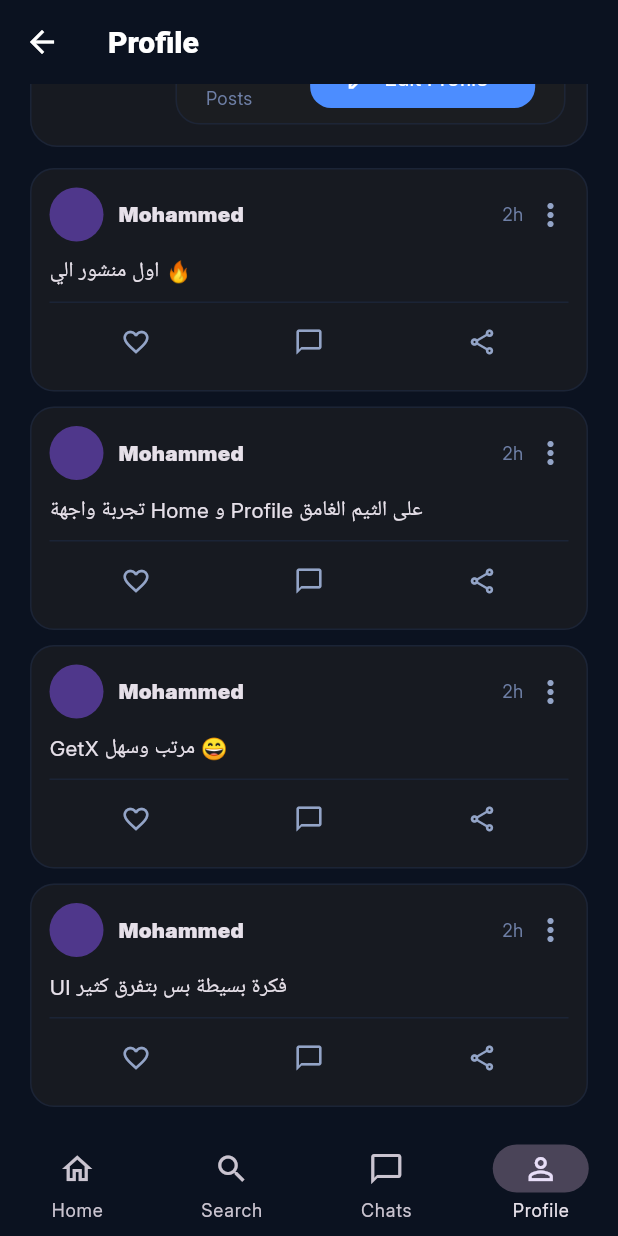
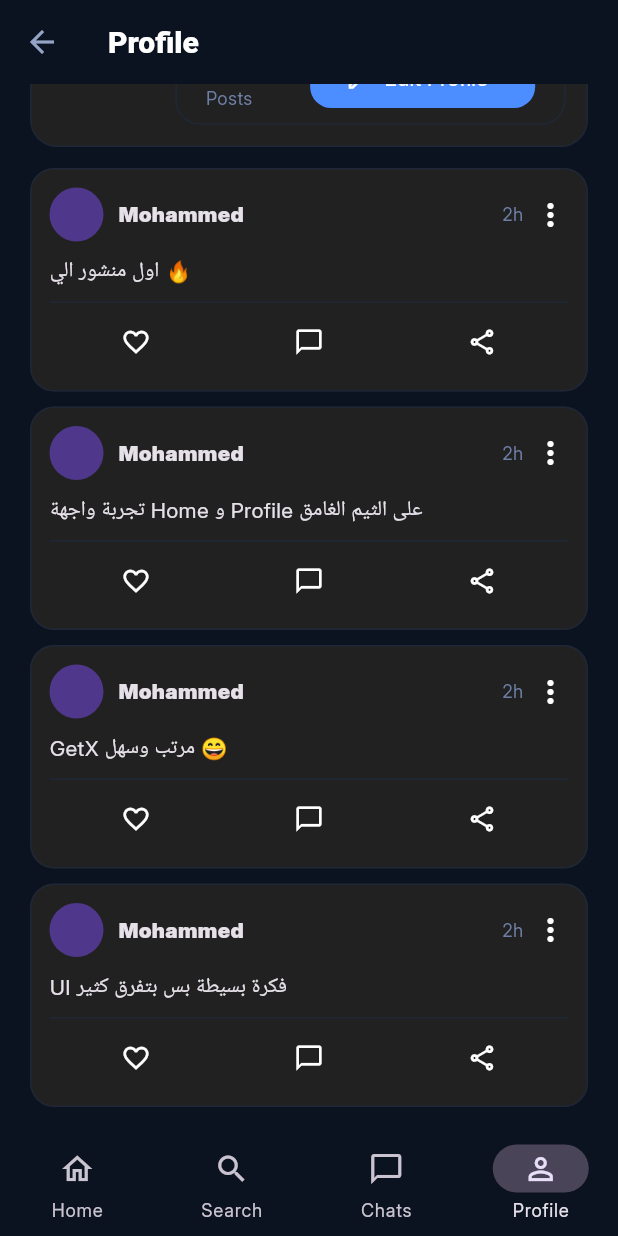
Before and after one commit to MalakYounis03/social-app, a Flutter app: the MainView screen opened by its route, item 4 of the bottom bar chosen, scrolled down 182 dp, on a phone screen of 412 x 824 dp. Run offline on Flutter 3.47's test engine with Material 3 defaults, Android fonts, the phone set to English and light mode, and no system bars; our stand-ins replace firebase_core, get; accounts and stored records are empty.

Commit message:
clean the code colors

```diff
--- a/lib/app/constants/app_colors.dart
+++ b/lib/app/constants/app_colors.dart
@@ -3,8 +3,12 @@ import 'package:flutter/material.dart';
 class AppColors {
   static Color background = Color(0xFF0B1220);
   static Color primary = Color(0xFF4C8DFF);
+  static Color disabledBackgroundColor = primary.withOpacity(0.35);
+  static Color disabledForegroundColor = Colors.white.withOpacity(0.75);
+  static Color primaryBorder = primary.withOpacity(0.6);
+  static Color buttonSellected = AppColors.primary.withOpacity(0.25);
   static Color hintText = Color(0xFF6E7FA6);
   static Color iconColor = Color(0xFF93A4C7);
-  static Color border = Color(0xFF1E2A44);
-  static Color fillColor = Colors.grey.shade900;
+  static Color border = Color(0xFF1E2A44).withOpacity(0.6);
+  static Color fillColor = Colors.grey.shade900..withOpacity(0.35);
 }
--- a/lib/app/modules/chats/views/widget/chat_tile.dart
+++ b/lib/app/modules/chats/views/widget/chat_tile.dart
@@ -17,9 +17,9 @@ class ChatTile extends StatelessWidget {
       child: Container(
         padding: const EdgeInsets.all(12),
         decoration: BoxDecoration(
-          color: AppColors.fillColor.withOpacity(0.55),
+          color: AppColors.fillColor,
           borderRadius: BorderRadius.circular(16),
-          border: Border.all(color: AppColors.border.withOpacity(0.6)),
+          border: Border.all(color: AppColors.border),
         ),
         child: Row(
           children: [
--- a/lib/app/modules/home/views/widget/post_icon_action.dart
+++ b/lib/app/modules/home/views/widget/post_icon_action.dart
@@ -12,7 +12,7 @@ class PostIconAction extends StatelessWidget {
       onTap: () {},
       child: Padding(
         padding: const EdgeInsets.symmetric(horizontal: 14, vertical: 10),
-        child: Icon(icon, size: 20, color: AppColors.iconColor),
+        child: Icon(icon, size: 20),
       ),
     );
   }
--- a/lib/app/modules/profile/views/profile_view.dart
+++ b/lib/app/modules/profile/views/profile_view.dart
@@ -1,6 +1,5 @@
 import 'package:flutter/material.dart';
 import 'package:get/get.dart';
-import 'package:social_app/app/constants/app_colors.dart';
 import 'package:social_app/app/modules/profile/views/widget/post_list.dart';
 import 'package:social_app/app/modules/profile/views/widget/profile_header.dart';
 import '../controllers/profile_controller.dart';
@@ -11,16 +10,7 @@ class ProfileView extends GetView<ProfileController> {
   @override
   Widget build(BuildContext context) {
     return Scaffold(
-      appBar: AppBar(
-        backgroundColor: AppColors.background,
-        surfaceTintColor: Colors.transparent,
-        elevation: 0,
-        scrolledUnderElevation: 0,
-        title: const Text(
-          "Profile",
-          style: TextStyle(fontWeight: FontWeight.w800),
-        ),
-      ),
+      appBar: AppBar(title: const Text("Profile")),
       body: SafeArea(
         child: ListView(
           padding: const EdgeInsets.fromLTRB(20, 16, 20, 16),
--- a/lib/app/modules/profile/views/widget/profile_header.dart
+++ b/lib/app/modules/profile/views/widget/profile_header.dart
@@ -12,9 +12,9 @@ class ProfileHeader extends GetView<ProfileController> {
     return Container(
       padding: const EdgeInsets.all(14),
       decoration: BoxDecoration(
-        color: AppColors.fillColor.withOpacity(0.55),
+        color: AppColors.fillColor,
         borderRadius: BorderRadius.circular(18),
-        border: Border.all(color: AppColors.border.withOpacity(0.6)),
+        border: Border.all(color: AppColors.border),
       ),
       child: Row(
         crossAxisAlignment: CrossAxisAlignment.start,
--- a/lib/app/modules/profile/views/widget/profile_post_card.dart
+++ b/lib/app/modules/profile/views/widget/profile_post_card.dart
@@ -19,9 +19,9 @@ class ProfilePostCard extends StatelessWidget {
     return Container(
       padding: const EdgeInsets.all(12),
       decoration: BoxDecoration(
-        color: AppColors.fillColor.withOpacity(0.55),
+        color: AppColors.fillColor,
         borderRadius: BorderRadius.circular(16),
-        border: Border.all(color: AppColors.border.withOpacity(0.6)),
+        border: Border.all(color: AppColors.border),
       ),
       child: Column(
         crossAxisAlignment: CrossAxisAlignment.start,
@@ -42,7 +42,7 @@ class ProfilePostCard extends StatelessWidget {
                 style: TextStyle(fontSize: 12, color: AppColors.hintText),
               ),
               const SizedBox(width: 6),
-              Icon(Icons.more_vert, color: AppColors.iconColor),
+              Icon(Icons.more_vert),
             ],
           ),
 
@@ -52,7 +52,7 @@ class ProfilePostCard extends StatelessWidget {
           Text(text, style: const TextStyle(height: 1.4, fontSize: 14)),
 
           const SizedBox(height: 10),
-          Divider(height: 1, color: AppColors.border.withOpacity(0.6)),
+          Divider(height: 1, color: AppColors.border),
           const SizedBox(height: 6),
 
           // Actions (اختياري — إذا بدك نفس الـ Home)
--- a/lib/app/modules/profile/views/widget/stat_item.dart
+++ b/lib/app/modules/profile/views/widget/stat_item.dart
@@ -41,9 +41,9 @@ class StatsRow extends GetView<ProfileController> {
     return Container(
       padding: const EdgeInsets.symmetric(horizontal: 0, vertical: 6),
       decoration: BoxDecoration(
-        color: AppColors.fillColor.withOpacity(0.40),
+        color: AppColors.fillColor,
         borderRadius: BorderRadius.circular(16),
-        border: Border.all(color: AppColors.border.withOpacity(0.6)),
+        border: Border.all(color: AppColors.border),
       ),
       child: Obx(
         () => StatItem(
--- a/lib/app/modules/search/views/widget/person_tile.dart
+++ b/lib/app/modules/search/views/widget/person_tile.dart
@@ -10,9 +10,9 @@ class PersonTile extends StatelessWidget {
     return Container(
       padding: const EdgeInsets.all(12),
       decoration: BoxDecoration(
-        color: AppColors.fillColor.withOpacity(0.55),
+        color: AppColors.fillColor,
         borderRadius: BorderRadius.circular(16),
-        border: Border.all(color: AppColors.border.withOpacity(0.6)),
+        border: Border.all(color: AppColors.border),
       ),
       child: Row(
         children: [
@@ -35,7 +35,7 @@ class PersonTile extends StatelessWidget {
             onPressed: () {},
             style: OutlinedButton.styleFrom(
               foregroundColor: AppColors.primary,
-              side: BorderSide(color: AppColors.primary.withOpacity(0.6)),
+              side: BorderSide(color: AppColors.primaryBorder),
               shape: RoundedRectangleBorder(
                 borderRadius: BorderRadius.circular(12),
               ),
--- a/lib/app/modules/search/views/widget/post_mini_card.dart
+++ b/lib/app/modules/search/views/widget/post_mini_card.dart
@@ -13,9 +13,9 @@ class PostMiniCard extends StatelessWidget {
       child: Container(
         padding: const EdgeInsets.all(12),
         decoration: BoxDecoration(
-          color: AppColors.fillColor.withOpacity(0.55),
+          color: AppColors.fillColor,
           borderRadius: BorderRadius.circular(16),
-          border: Border.all(color: AppColors.border.withOpacity(0.6)),
+          border: Border.all(color: AppColors.border),
         ),
         child: Column(
           crossAxisAlignment: CrossAxisAlignment.start,
--- a/lib/app/modules/search/views/widget/tap_button.dart
+++ b/lib/app/modules/search/views/widget/tap_button.dart
@@ -21,9 +21,7 @@ class TabButton extends StatelessWidget {
         child: Container(
           margin: const EdgeInsets.all(4),
           decoration: BoxDecoration(
-            color: selected
-                ? AppColors.primary.withOpacity(0.25)
-                : Colors.transparent,
+            color: selected ? AppColors.buttonSellected : Colors.transparent,
             borderRadius: BorderRadius.circular(12),
           ),
           alignment: Alignment.center,
--- a/lib/app/widgets/custom_text_filed.dart
+++ b/lib/app/widgets/custom_text_filed.dart
@@ -21,7 +21,6 @@ class CustomTextFiled extends StatelessWidget {
             hintText: hintText,
             hintStyle: TextStyle(color: AppColors.hintText),
             icon: Icon(icon),
-            iconColor: AppColors.iconColor,
             border: OutlineInputBorder(
               borderRadius: BorderRadius.circular(14),
               borderSide: BorderSide(color: AppColors.border),
@@ -31,7 +30,7 @@ class CustomTextFiled extends StatelessWidget {
               borderSide: BorderSide(color: AppColors.primary),
             ),
             filled: true,
-            fillColor: AppColors.fillColor,
+            fillColor: Colors.grey.shade900,
           ),
         ),
       ),
--- a/lib/main.dart
+++ b/lib/main.dart
@@ -19,11 +19,11 @@ class MyApp extends StatelessWidget {
           scrolledUnderElevation: 0,
           surfaceTintColor: Colors.transparent,
           elevation: 0,
-          iconTheme: const IconThemeData(color: Colors.white),
+          iconTheme: IconThemeData(color: AppColors.iconColor),
           titleTextStyle: const TextStyle(
             color: Colors.white,
             fontSize: 20,
-            fontWeight: FontWeight.w600,
+            fontWeight: FontWeight.w800,
           ),
         ),
         brightness: Brightness.dark,
```
Also changed, not shown: lib/app/modules/chats/views/chats_view.dart (+5 -15 lines), lib/app/modules/home/views/widget/create_post_card.dart (+5 -5 lines), lib/app/modules/home/views/widget/post_card.dart (+4 -4 lines), lib/app/modules/search/views/search_view.dart (+6 -11 lines).
